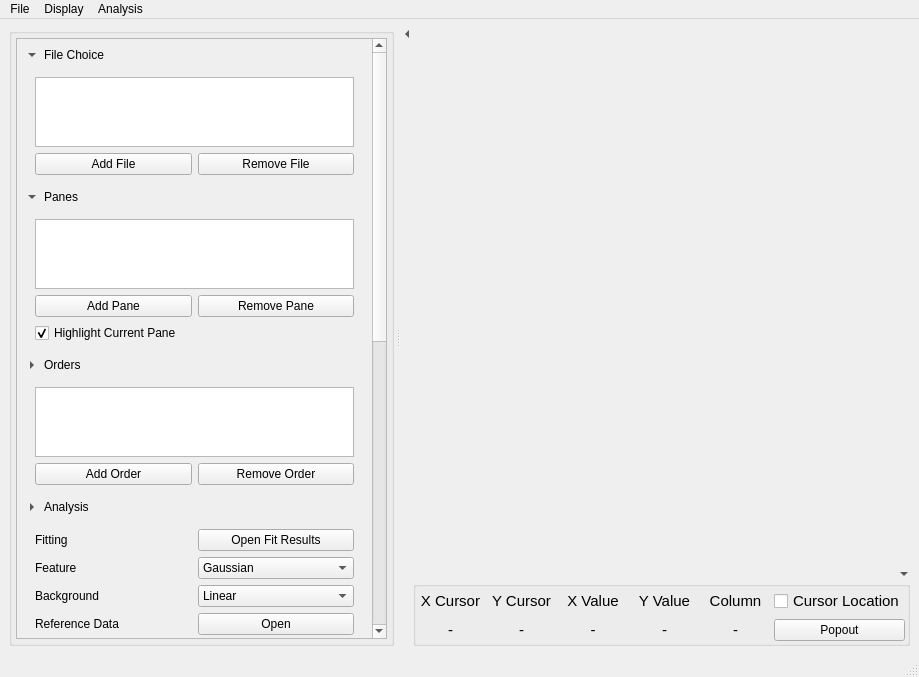
Above: sofia_redux/visualization/display/ui/simple_spec_viewer.ui from SOFIA-USRA/sofia_redux before the change. Below: the same form after it.
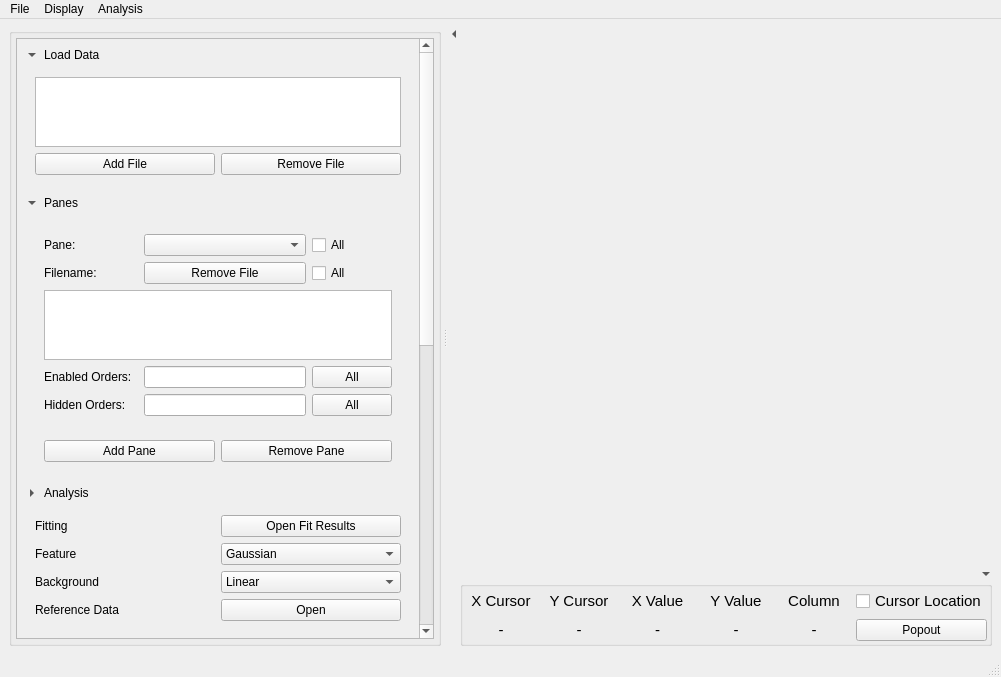
That is the form after the change. Custom widgets are drawn as their Qt base class.

```diff
--- a/sofia_redux/visualization/display/ui/simple_spec_viewer.ui
+++ b/sofia_redux/visualization/display/ui/simple_spec_viewer.ui
@@ -6,7 +6,7 @@
    <rect>
     <x>0</x>
     <y>0</y>
-    <width>919</width>
+    <width>1001</width>
     <height>677</height>
    </rect>
   </property>
@@ -30,9 +30,15 @@
        <bool>false</bool>
       </property>
       <widget class="QGroupBox" name="control_frame">
+       <property name="sizePolicy">
+        <sizepolicy hsizetype="Preferred" vsizetype="Preferred">
+         <horstretch>0</horstretch>
+         <verstretch>0</verstretch>
+        </sizepolicy>
+       </property>
        <property name="minimumSize">
         <size>
-         <width>330</width>
+         <width>430</width>
          <height>0</height>
         </size>
        </property>
@@ -76,11 +82,17 @@
            <property name="geometry">
             <rect>
              <x>0</x>
-             <y>0</y>
-             <width>366</width>
-             <height>1423</height>
+             <y>-66</y>
+             <width>454</width>
+             <height>1427</height>
             </rect>
            </property>
+           <property name="sizePolicy">
+            <sizepolicy hsizetype="Expanding" vsizetype="Preferred">
+             <horstretch>0</horstretch>
+             <verstretch>0</verstretch>
+            </sizepolicy>
+           </property>
            <layout class="QVBoxLayout" name="verticalLayout_12">
             <item>
              <widget class="QWidget" name="file_panel_frame" native="true">
@@ -130,7 +142,7 @@
                  <item>
                   <widget class="QLabel" name="label_20">
                    <property name="text">
-                    <string>File Choice</string>
+                    <string>Load Data</string>
                    </property>
                    <property name="alignment">
                     <set>Qt::AlignLeading|Qt::AlignLeft|Qt::AlignVCenter</set>
@@ -207,125 +219,9 @@
                <property name="bottomMargin">
                 <number>0</number>
                </property>
-               <item>
-                <layout class="QHBoxLayout" name="horizontalLayout_5">
-                 <item>
-                  <widget class="QToolButton" name="collapse_pane_button">
-                   <property name="minimumSize">
-                    <size>
-                     <width>12</width>
-                     <height>12</height>
-                    </size>
-                   </property>
-                   <property name="maximumSize">
-                    <size>
-                     <width>12</width>
-                     <height>12</height>
-                    </size>
-                   </property>
-                   <property name="toolTip">
-                    <string>Hide pane panel</string>
-                   </property>
-                   <property name="styleSheet">
-                    <string notr="true">border: none;</string>
-                   </property>
-                   <property name="text">
-                    <string/>
-                   </property>
-                   <property name="arrowType">
-                    <enum>Qt::DownArrow</enum>
-                   </property>
-                  </widget>
-                 </item>
-                 <item>
-                  <widget class="QLabel" name="label_19">
-                   <property name="text">
-                    <string>Panes</string>
-                   </property>
-                   <property name="alignment">
-                    <set>Qt::AlignLeading|Qt::AlignLeft|Qt::AlignVCenter</set>
-                   </property>
-                  </widget>
-                 </item>
-                </layout>
-               </item>
-               <item>
-                <widget class="QWidget" name="pane_panel" native="true">
-                 <layout class="QGridLayout" name="pane_grid">
-                  <item row="2" column="0" colspan="2">
-                   <widget class="QTreeWidget" name="pane_tree_display">
-                    <property name="font">
-                     <font>
-                      <pointsize>12</pointsize>
-                     </font>
-                    </property>
-                    <property name="editTriggers">
-                     <set>QAbstractItemView::NoEditTriggers</set>
-                    </property>
-                    <property name="selectionMode">
-                     <enum>QAbstractItemView::ExtendedSelection</enum>
-                    </property>
-                    <property name="rootIsDecorated">
-                     <bool>true</bool>
-                    </property>
-                    <property name="expandsOnDoubleClick">
-                     <bool>false</bool>
-                    </property>
-                    <attribute name="headerVisible">
-                     <bool>false</bool>
-                    </attribute>
-                    <column>
-                     <property name="text">
-                      <string notr="true"/>
-                     </property>
-                    </column>
-                   </widget>
-                  </item>
-                  <item row="3" column="0">
-                   <widget class="QPushButton" name="add_pane_button">
-                    <property name="text">
-                     <string>Add Pane</string>
-                    </property>
-                   </widget>
-                  </item>
-                  <item row="4" column="0" colspan="2">
-                   <widget class="QCheckBox" name="hightlight_pane_checkbox">
-                    <property name="text">
-                     <string>Highlight Current Pane</string>
-                    </property>
-                    <property name="checked">
-                     <bool>true</bool>
-                    </property>
-                   </widget>
-                  </item>
-                  <item row="3" column="1">
-                   <widget class="QPushButton" name="remove_pane_button">
-                    <property name="text">
-                     <string>Remove Pane</string>
-                    </property>
-                   </widget>
-                  </item>
-                 </layout>
-                </widget>
-               </item>
-              </layout>
-             </widget>
-            </item>
-            <item>
-             <widget class="QWidget" name="order_panel_frame" native="true">
-              <layout class="QVBoxLayout" name="verticalLayout_6">
-               <property name="leftMargin">
-                <number>0</number>
-               </property>
-               <property name="topMargin">
-                <number>0</number>
-               </property>
-               <property name="rightMargin">
-                <number>0</number>
-               </property>
-               <property name="bottomMargin">
-                <number>0</number>
-               </property>
+              </layout>
+             </widget>
+            </item>
                <item>
                 <layout class="QHBoxLayout" name="horizontalLayout_6">
                  <item>
@@ -352,14 +248,14 @@
                     <string/>
                    </property>
                    <property name="arrowType">
-                    <enum>Qt::RightArrow</enum>
+                 <enum>Qt::DownArrow</enum>
                    </property>
                   </widget>
                  </item>
                  <item>
                   <widget class="QLabel" name="label_15">
                    <property name="text">
-                    <string>Orders</string>
+                 <string>Panes</string>
                    </property>
                    <property name="alignment">
                     <set>Qt::AlignLeading|Qt::AlignLeft|Qt::AlignVCenter</set>
@@ -368,41 +264,117 @@
                  </item>
                 </layout>
                </item>
+            <item>
+             <widget class="QWidget" name="order_panel_frame" native="true">
+              <layout class="QVBoxLayout" name="verticalLayout_6">
                <item>
                 <widget class="QWidget" name="order_panel" native="true">
-                 <layout class="QGridLayout" name="order_grid">
-                  <item row="2" column="1">
-                   <widget class="QPushButton" name="remove_order_button">
+                 <layout class="QGridLayout" name="order_grid" columnstretch="0,0,0,0">
+                  <item row="5" column="3">
+                   <widget class="QPushButton" name="all_enabled_orders_button">
                     <property name="text">
-                     <string>Remove Order</string>
+                     <string>All</string>
                     </property>
                    </widget>
                   </item>
-                  <item row="1" column="0" colspan="2">
-                   <widget class="QListWidget" name="order_list_widget">
+                  <item row="4" column="0" colspan="4">
+                   <widget class="QTableWidget" name="filename_table">
                     <property name="sizePolicy">
-                     <sizepolicy hsizetype="Expanding" vsizetype="Expanding">
+                     <sizepolicy hsizetype="Expanding" vsizetype="Maximum">
                       <horstretch>0</horstretch>
                       <verstretch>0</verstretch>
                      </sizepolicy>
                     </property>
-                    <property name="maximumSize">
-                     <size>
-                      <width>16777215</width>
-                      <height>16777215</height>
-                     </size>
+                    <property name="dragDropOverwriteMode">
+                     <bool>false</bool>
                     </property>
-                    <property name="font">
-                     <font>
-                      <pointsize>12</pointsize>
-                     </font>
+                    <attribute name="verticalHeaderVisible">
+                     <bool>false</bool>
+                    </attribute>
+                   </widget>
+                  </item>
+                  <item row="6" column="0">
+                   <widget class="QLabel" name="hidden_orders_label">
+                    <property name="text">
+                     <string>Hidden Orders:</string>
                     </property>
                    </widget>
                   </item>
+                  <item row="5" column="0">
+                   <widget class="QLabel" name="enabled_orders_label">
+                    <property name="text">
+                     <string>Enabled Orders:</string>
+                    </property>
+                   </widget>
+                  </item>
+                  <item row="3" column="0">
+                   <widget class="QLabel" name="label_26">
+                    <property name="text">
+                     <string>Filename:</string>
+                    </property>
+                   </widget>
+                  </item>
+                  <item row="6" column="3">
+                   <widget class="QPushButton" name="all_disabled_orders_button">
+                    <property name="text">
+                     <string>All</string>
+                    </property>
+                   </widget>
+                  </item>
+                  <item row="2" column="2">
+                   <widget class="QComboBox" name="pane_selector"/>
+                  </item>
                   <item row="2" column="0">
-                   <widget class="QPushButton" name="add_order_button">
+                   <widget class="QLabel" name="label_27">
                     <property name="text">
-                     <string>Add Order</string>
+                     <string>Pane:</string>
+                    </property>
+                   </widget>
+                  </item>
+                  <item row="2" column="3">
+                   <widget class="QCheckBox" name="all_panes_checkbox">
+                    <property name="text">
+                     <string>All</string>
+                    </property>
+                   </widget>
+                  </item>
+                  <item row="5" column="2">
+                   <widget class="QLineEdit" name="on_orders_selector"/>
+                  </item>
+                  <item row="6" column="2">
+                   <widget class="QLineEdit" name="off_orders_selector"/>
+                  </item>
+                  <item row="3" column="3">
+                   <widget class="QCheckBox" name="all_filenames_checkbox">
+                    <property name="text">
+                     <string>All</string>
+                    </property>
+                   </widget>
+                  </item>
+                  <item row="3" column="2">
+                   <widget class="QPushButton" name="remove_file_from_pane_button">
+                    <property name="text">
+                     <string>Remove File</string>
+                    </property>
+                   </widget>
+                  </item>
+                 </layout>
+                </widget>
+               </item>
+               <item>
+                <widget class="QWidget" name="pane_panel" native="true">
+                 <layout class="QGridLayout" name="pane_addition_panel">
+                  <item row="0" column="1">
+                   <widget class="QPushButton" name="remove_pane_button">
+                    <property name="text">
+                     <string>Remove Pane</string>
+                    </property>
+                   </widget>
+                  </item>
+                  <item row="0" column="0">
+                   <widget class="QPushButton" name="add_pane_button">
+                    <property name="text">
+                     <string>Add Pane</string>
                     </property>
                    </widget>
                   </item>
@@ -1388,7 +1360,7 @@
         <item row="0" column="1">
          <widget class="MplWidget" name="figure_widget" native="true">
           <property name="sizePolicy">
-           <sizepolicy hsizetype="Expanding" vsizetype="Expanding">
+           <sizepolicy hsizetype="Preferred" vsizetype="Expanding">
             <horstretch>0</horstretch>
             <verstretch>0</verstretch>
            </sizepolicy>
@@ -1409,8 +1381,8 @@
     <rect>
      <x>0</x>
      <y>0</y>
-     <width>919</width>
-     <height>22</height>
+     <width>1001</width>
+     <height>24</height>
     </rect>
    </property>
    <property name="nativeMenuBar">
```
Left out of the diff: 22 changed lines with no effect on the pictures. Lines whose indentation alone changed are shown as unchanged.
